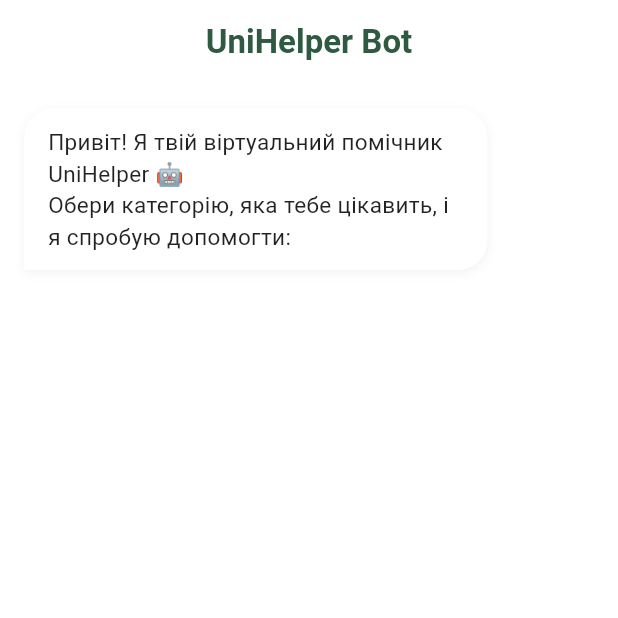
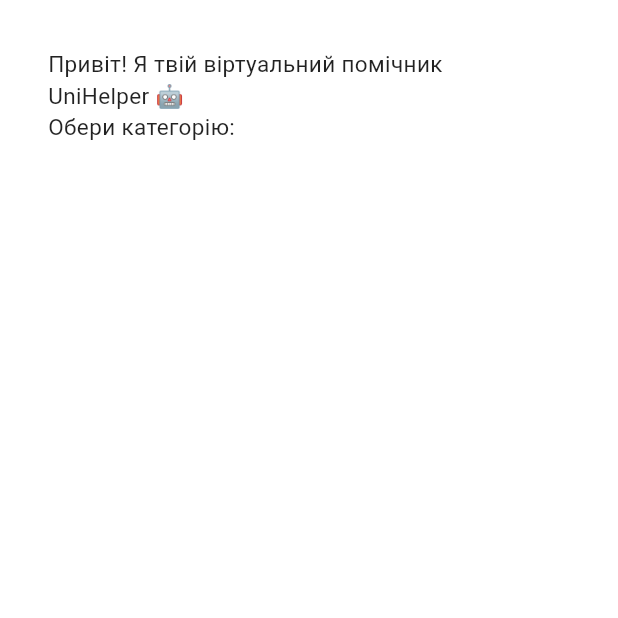
Before and after one commit to viktoriiayakivchuk/uni_helper, a Flutter app: the ChatbotPage screen opened directly, on a phone screen of 412 x 824 dp, the top half of it. Run offline on Flutter 3.47's test engine with Material 3 defaults, Android fonts, the phone set to English and light mode, and no system bars; our stand-ins replace cloud_firestore, firebase_auth, firebase_core, flutter_local_notifications, google_sign_in, shared_preferences and 2 more; missing offline and left inert: windows1251; accounts and stored records are empty; generated files the repository leaves out were written again.

Commit message:
ui(chatbot): refactor layout and optimize menu spacing

```diff
--- a/lib/features/chatbot/presentation/pages/chatbot_page.dart
+++ b/lib/features/chatbot/presentation/pages/chatbot_page.dart
@@ -1,7 +1,6 @@
 import 'package:flutter/material.dart';
 import 'package:cloud_firestore/cloud_firestore.dart';
 
-// Модель для повідомлення в чаті
 class ChatMessage {
   final String text;
   final bool isUser;
@@ -33,7 +32,6 @@
     _loadCategories();
   }
 
-  // Завантажуємо дані з Firebase
   Future<void> _loadCategories() async {
     try {
       final snapshot = await _firestore.collection('chatbot_faq').get();
@@ -41,15 +39,14 @@
 
       setState(() {
         _messages.add(ChatMessage(
-          text: "Привіт! Я твій віртуальний помічник UniHelper 🤖\nОбери категорію, яка тебе цікавить, і я спробую допомогти:",
+          text: "Привіт! Я твій віртуальний помічник UniHelper 🤖\nОбери категорію:",
           isUser: false
         ));
         _isLoading = false;
-        _showingCategories = true;
       });
     } catch (e) {
       setState(() {
-        _messages.add(ChatMessage(text: "Помилка завантаження даних. Перевірте інтернет.", isUser: false));
+        _messages.add(ChatMessage(text: "Помилка завантаження даних.", isUser: false));
         _isLoading = false;
       });
     }
@@ -67,36 +64,28 @@
     });
   }
 
-  // Обробка кліку на категорію
   void _selectCategory(Map<String, dynamic> category) {
     setState(() {
       _messages.add(ChatMessage(text: category['category'], isUser: true));
-
       final questionsList = category['questions'] as List<dynamic>? ?? [];
       _currentQuestions = List<Map<String, dynamic>>.from(questionsList);
-
       _messages.add(ChatMessage(
-        text: "Ось що зазвичай питають з теми «${category['category']}»:",
+        text: "Ось питання з теми «${category['category']}»:",
         isUser: false
       ));
-
       _showingCategories = false;
     });
     _scrollToBottom();
   }
 
-  // Обробка кліку на конкретне питання
   void _selectQuestion(Map<String, dynamic> question) {
     setState(() {
       _messages.add(ChatMessage(text: question['q'], isUser: true));
       _messages.add(ChatMessage(text: question['a'], isUser: false));
-
-      // Повертаємо бота до початкового стану
       _messages.add(ChatMessage(
-        text: "Чи можу я ще чимось допомогти? Обери іншу категорію:",
+        text: "Ще щось цікавить? Обери тему:",
         isUser: false
       ));
-
       _showingCategories = true;
       _currentQuestions = [];
     });
@@ -105,54 +94,57 @@
 
   @override
   Widget build(BuildContext context) {
+    final double bottomPadding = MediaQuery.of(context).padding.bottom;
+    final double topPadding = MediaQuery.of(context).padding.top;
+
     return Scaffold(
-      backgroundColor: Colors.transparent, // Щоб було видно градієнт з MainScreen
-      appBar: AppBar(
-        backgroundColor: Colors.transparent,
-        elevation: 0,
-        title: const Text("UniHelper Bot", style: TextStyle(color: Color(0xFF2D5A40), fontWeight: FontWeight.bold)),
-        centerTitle: true,
-        automaticallyImplyLeading: false, // Приховуємо кнопку назад, якщо вона з'являється
-      ),
+      backgroundColor: Colors.transparent,
       body: Column(
         children: [
-          // Список повідомлень чату
           Expanded(
             child: _isLoading
                 ? const Center(child: CircularProgressIndicator(color: Color(0xFF2D5A40)))
                 : ListView.builder(
                     controller: _scrollController,
-                    padding: const EdgeInsets.all(16),
+                    padding: EdgeInsets.only(left: 16, right: 16, top: topPadding + 20, bottom: 20),
                     itemCount: _messages.length,
-                    itemBuilder: (context, index) {
-                      final message = _messages[index];
-                      return _buildChatBubble(message);
-                    },
+                    itemBuilder: (context, index) => _buildChatBubble(_messages[index]),
                   ),
           ),
 
-          // Панель з вибором дій (Quick Replies)
           Container(
             width: double.infinity,
-            padding: const EdgeInsets.symmetric(horizontal: 16, vertical: 20),
             decoration: BoxDecoration(
-              color: Colors.white.withOpacity(0.8),
+              color: Colors.white.withOpacity(0.95),
               borderRadius: const BorderRadius.vertical(top: Radius.circular(30)),
               boxShadow: [
                 BoxShadow(color: Colors.black.withOpacity(0.05), blurRadius: 10, offset: const Offset(0, -5))
               ],
             ),
-            child: SafeArea(
-              child: _showingCategories ? _buildCategoryChoices() : _buildQuestionChoices(),
+            child: Column(
+              mainAxisSize: MainAxisSize.min,
+              children: [
+                Padding(
+                  padding: const EdgeInsets.only(top: 16, left: 16, right: 16),
+                  child: ConstrainedBox(
+                    constraints: BoxConstraints(
+                      maxHeight: MediaQuery.of(context).size.height * 0.35,
+                    ),
+                    child: SingleChildScrollView(
+                      physics: const BouncingScrollPhysics(),
+                      child: _showingCategories ? _buildCategoryChoices() : _buildQuestionChoices(),
+                    ),
+                  ),
+                ),
+                SizedBox(height: 70 + bottomPadding),
+              ],
             ),
           ),
-          const SizedBox(height: 80), // Відступ для BottomNavigationBar з MainScreen
         ],
       ),
     );
   }
 
-  // Дизайн бульбашки повідомлення
   Widget _buildChatBubble(ChatMessage message) {
     return Align(
       alignment: message.isUser ? Alignment.centerRight : Alignment.centerLeft,
@@ -166,33 +158,26 @@
             bottomRight: message.isUser ? const Radius.circular(0) : const Radius.circular(20),
             bottomLeft: !message.isUser ? const Radius.circular(0) : const Radius.circular(20),
           ),
-          boxShadow: [
-            BoxShadow(color: Colors.black.withOpacity(0.05), blurRadius: 5, offset: const Offset(0, 2))
-          ],
         ),
         child: Text(
           message.text,
-          style: TextStyle(
-            color: message.isUser ? Colors.white : Colors.black87,
-            fontSize: 15,
-          ),
+          style: TextStyle(color: message.isUser ? Colors.white : Colors.black87, fontSize: 15),
         ),
       ),
     );
   }
 
-  // Кнопки вибору категорій
   Widget _buildCategoryChoices() {
     return Wrap(
-      spacing: 10,
-      runSpacing: 10,
+      spacing: 8,
+      runSpacing: 8,
       alignment: WrapAlignment.center,
       children: _categories.map((category) {
         return ActionChip(
           label: Text(category['category']),
-          labelStyle: const TextStyle(color: Color(0xFF2D5A40), fontWeight: FontWeight.w600),
+          labelStyle: const TextStyle(color: Color(0xFF2D5A40), fontWeight: FontWeight.w600, fontSize: 13),
           backgroundColor: const Color(0xFFD9E8DD),
-          shape: RoundedRectangleBorder(borderRadius: BorderRadius.circular(20)),
+          shape: RoundedRectangleBorder(borderRadius: BorderRadius.circular(15)),
           side: BorderSide.none,
           onPressed: () => _selectCategory(category),
         );
@@ -200,38 +185,31 @@
     );
   }
 
-  // Кнопки вибору конкретних питань
   Widget _buildQuestionChoices() {
     return Column(
+      mainAxisSize: MainAxisSize.min,
       crossAxisAlignment: CrossAxisAlignment.stretch,
       children: [
         ..._currentQuestions.map((q) {
           return Padding(
-            padding: const EdgeInsets.only(bottom: 8.0),
+            padding: const EdgeInsets.only(bottom: 6.0),
             child: ElevatedButton(
               style: ElevatedButton.styleFrom(
                 backgroundColor: const Color(0xFF2D5A40),
                 foregroundColor: Colors.white,
                 elevation: 0,
-                padding: const EdgeInsets.symmetric(vertical: 12, horizontal: 16),
-                shape: RoundedRectangleBorder(borderRadius: BorderRadius.circular(15)),
+                padding: const EdgeInsets.symmetric(vertical: 10, horizontal: 12),
+                shape: RoundedRectangleBorder(borderRadius: BorderRadius.circular(12)),
                 alignment: Alignment.centerLeft,
               ),
               onPressed: () => _selectQuestion(q),
-              child: Text(q['q'], style: const TextStyle(fontSize: 14)),
+              child: Text(q['q'], style: const TextStyle(fontSize: 13)),
             ),
           );
         }),
-        // Кнопка "Назад до категорій"
-        TextButton.icon(
-          onPressed: () {
-            setState(() {
-              _showingCategories = true;
-              _currentQuestions = [];
-            });
-          },
-          icon: const Icon(Icons.arrow_back, size: 18, color: Colors.black54),
-          label: const Text("Назад до тем", style: TextStyle(color: Colors.black54)),
+        TextButton(
+          onPressed: () => setState(() => _showingCategories = true),
+          child: const Text("Назад до тем", style: TextStyle(color: Colors.black54, fontSize: 12)),
         )
       ],
     );
```
